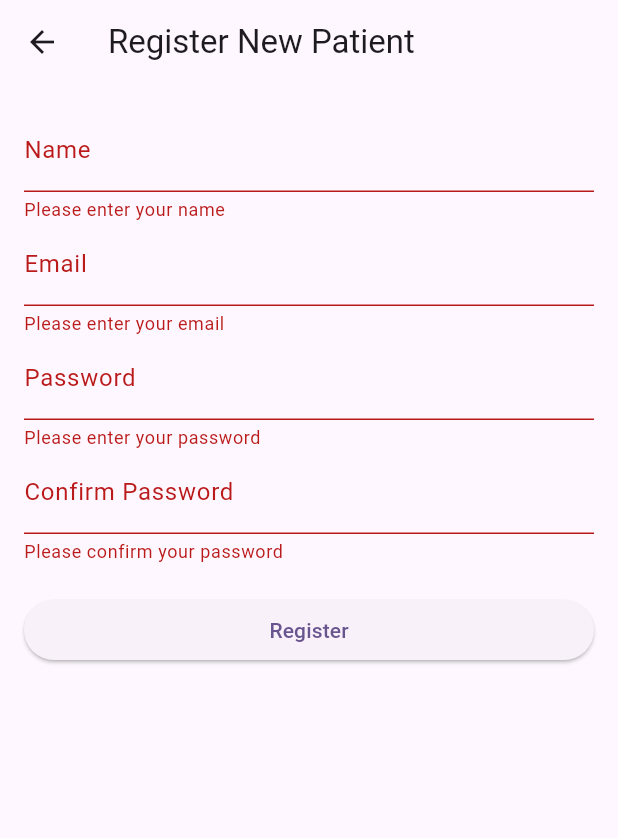
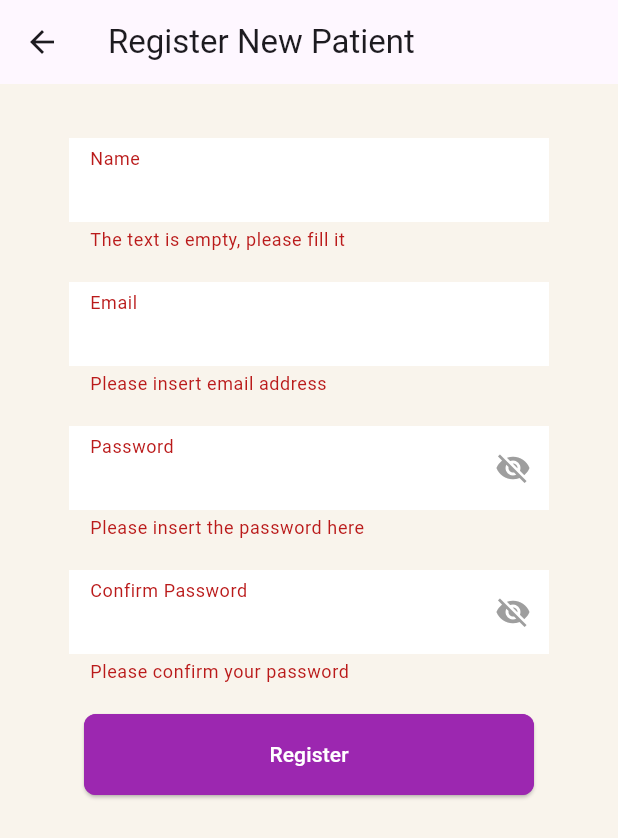
Before and after one commit to Mazri02/HospitalTracker, a Flutter app: the RegisterPage screen opened by its route, after a tap on "Register", on a phone screen of 412 x 824 dp. Shown: the top 838 px of the screen. Run offline on Flutter 3.47's test engine with Material 3 defaults, Android fonts, the phone set to English and light mode, and no system bars; our stand-ins replace carousel_slider, flutter_map, gap, geocoding, geolocator, im_stepper and 1 more; network calls fail.

Commit message:
Stage 2: Interface Complete

```diff
--- /dev/null
+++ b/mobile_frontend/lib/views/about/termsAndService.dart
@@ -0,0 +1,68 @@
+import 'package:flutter/material.dart';
+
+class TermsAndService extends StatelessWidget {
+  const TermsAndService({super.key});
+
+  @override
+  Widget build(BuildContext context) {
+    return Scaffold(
+      backgroundColor: const Color.fromARGB(255, 249, 244, 236),
+      appBar: AppBar(
+        title: const Text(
+          "Terms And Service",
+          style: TextStyle(color: Colors.white),
+        ),
+        backgroundColor: const Color.fromARGB(255, 150, 53, 220),
+        elevation: 0,
+        leading: IconButton(
+          icon: const Icon(Icons.arrow_back, color: Colors.white),
+          onPressed: () {
+            Navigator.pop(context);
+          },
+        ),
+      ),
+      body: SingleChildScrollView(
+        physics: BouncingScrollPhysics(),
+        child: Padding(
+          padding: const EdgeInsets.symmetric(vertical: 20, horizontal: 20),
+          child: Column(
+            children: [
+              RichText(
+                text: const TextSpan(
+                  style: TextStyle(fontSize: 16, color: Colors.black),
+                  children: [
+                    TextSpan(
+                      text:
+                          "Welcome to Hospital Tracker! This mobile application is designed to assist users in locating hospitals, tracking visits, and accessing health-related information. By downloading and using our app, you agree to adhere to the following terms and conditions. This document serves as a guide to ensure that both you, the user, and we, the providers, maintain a clear understanding of rights, responsibilities, and limitations while using Hospital Tracker.\n\n",
+                    ),
+                    TextSpan(
+                      text:
+                          "First and foremost, user eligibility is a key requirement. By using this application, you confirm that you are at least 18 years old and capable of entering legally binding agreements. Hospital Tracker is intended for responsible usage, and we encourage parents or guardians to supervise minors who may need to access health-related information. Furthermore, users are expected to utilize the application only for its intended purposes, such as finding hospitals, tracking medical appointments, and accessing health-related resources. \n\n",
+                    ),
+                    TextSpan(
+                      text:
+                          "The intellectual property of Hospital Tracker is one of our core values. All text, graphics, logos, designs, and functionalities within the application are the sole property of Future Technologies Corporation or our licensors. As such, copying, reproducing, or distributing the content without permission is strictly prohibited. Users are granted a non-exclusive, non-transferable license to use the app for personal purposes only. Unauthorized attempts to hack, reverse engineer, or misuse the app will result in termination of access and potential legal action. Your hard work, innovative ideas, and ability to overcome obstacles together have been invaluable. This experience has strengthened not only our project but also our bond as a team, and it has been an honor to work alongside such talented individuals.\n\n",
+                    ),
+                    TextSpan(
+                      text:
+                          "When using Hospital Tracker, you agree to comply with all applicable laws and regulations. It is strictly forbidden to use the application for fraudulent or illegal activities. While we strive to provide accurate and up-to-date information, it is important to note that the app's content should be used as a reference and not as a substitute for professional medical advice. Always consult qualified healthcare professionals for medical issues, as Hospital Tracker does not assume liability for decisions made based on its information.\n\n",
+                    ),
+                    TextSpan(
+                      text:
+                          "Lastly, we respect your privacy and are committed to protecting your data. By using the app, you consent to the collection and processing of information as outlined in our Privacy Policy. This includes tracking your app usage to improve functionality and tailor services to your needs. However, your personal data will never be sold or shared with third parties without your consent. We encourage you to review the Privacy Policy regularly to stay informed about how your data is handled.\n\n",
+                    ),
+                    TextSpan(
+                      text:
+                          "By agreeing to these terms, you join us in ensuring that Hospital Tracker remains a safe, efficient, and helpful tool for its users. Should you have questions, concerns, or feedback regarding these terms, feel free to contact us at futuretechnologies@proton.com.my. Thank you for choosing Hospital Tracker, and we wish you a seamless experience as you navigate your healthcare journey!",
+                      style: TextStyle(fontWeight: FontWeight.bold),
+                    ),
+                  ],
+                ),
+              ),
+            ],
+          ),
+        ),
+      ),
+    );
+  }
+}
--- a/mobile_frontend/lib/views/login.dart
+++ b/mobile_frontend/lib/views/login.dart
@@ -10,6 +10,7 @@ class LoginPage extends StatelessWidget {
   @override
   Widget build(BuildContext context) {
     return Scaffold(
+      backgroundColor: const Color.fromARGB(255, 249, 244, 236),
       body: Padding(
         padding: const EdgeInsets.symmetric(horizontal: 20, vertical: 20),
         child: Container(
--- a/mobile_frontend/lib/views/register.dart
+++ b/mobile_frontend/lib/views/register.dart
@@ -1,6 +1,10 @@
 import 'package:flutter/material.dart';
 import 'package:mobile_frontend/utils/navigator.dart';
 import 'package:mobile_frontend/views/login.dart';
+import 'package:mobile_frontend/widget/customButton.dart';
+
+import '../utils/validator.dart';
+import '../widget/fieldbox.dart';
 
 class RegisterPage extends StatefulWidget {
   @override
@@ -18,6 +22,7 @@ class _RegisterPageState extends State<RegisterPage> {
   @override
   Widget build(BuildContext context) {
     return Scaffold(
+      backgroundColor: const Color.fromARGB(255, 249, 244, 236),
       appBar: AppBar(
         title: Text('Register New Patient'),
       ),
@@ -27,47 +32,28 @@ class _RegisterPageState extends State<RegisterPage> {
           key: _formKey,
           child: ListView(
             children: <Widget>[
-              TextFormField(
+              FieldBox(
+                label: 'Name',
                 controller: _nameController,
-                decoration: InputDecoration(labelText: 'Name'),
-                validator: (value) {
-                  if (value == null || value.isEmpty) {
-                    return 'Please enter your name';
-                  }
-                  return null;
-                },
+                validator: Validator.validateText,
+                onChanged: (value) {},
               ),
-              TextFormField(
+              FieldBox(
+                label: 'Email',
                 controller: _emailController,
-                decoration: InputDecoration(labelText: 'Email'),
-                validator: (value) {
-                  if (value == null || value.isEmpty) {
-                    return 'Please enter your email';
-                  }
-                  if (!RegExp(r'^[^@]+@[^@]+\.[^@]+').hasMatch(value)) {
-                    return 'Please enter a valid email address';
-                  }
-                  return null;
-                },
+                validator: Validator.validateEmailAddress,
+                onChanged: (value) {},
               ),
-              TextFormField(
+              FieldBox(
+                label: 'Password',
                 controller: _passwordController,
-                decoration: InputDecoration(labelText: 'Password'),
+                validator: Validator.validatePassword,
                 obscureText: true,
-                validator: (value) {
-                  if (value == null || value.isEmpty) {
-                    return 'Please enter your password';
-                  }
-                  if (value.length < 6) {
-                    return 'Password must be at least 6 characters long';
-                  }
-                  return null;
-                },
+                onChanged: (value) {},
               ),
-              TextFormField(
+              FieldBox(
+                label: 'Confirm Password',
                 controller: _confirmPasswordController,
-                decoration: InputDecoration(labelText: 'Confirm Password'),
-                obscureText: true,
                 validator: (value) {
                   if (value == null || value.isEmpty) {
                     return 'Please confirm your password';
@@ -77,9 +63,11 @@ class _RegisterPageState extends State<RegisterPage> {
                   }
                   return null;
                 },
+                obscureText: true,
+                onChanged: (value) {},
               ),
               SizedBox(height: 20),
-              ElevatedButton(
+              SubmitButton(
                 onPressed: () {
                   if (_formKey.currentState!.validate()) {
                     // Process data
@@ -90,7 +78,8 @@ class _RegisterPageState extends State<RegisterPage> {
                     toNavigate.gotoLogin(context);
                   }
                 },
-                child: Text('Register'),
+                text: 'Register',
+                color: Colors.purple,
               ),
             ],
           ),
--- a/mobile_frontend/pubspec.yaml
+++ b/mobile_frontend/pubspec.yaml
@@ -40,7 +40,9 @@ dependencies:
   cupertino_icons: ^1.0.8
   im_stepper: ^1.0.1+1
   gap: ^3.0.1
-  location: ^7.0.1
+  carousel_slider: ^5.0.0
+  geolocator: ^13.0.2
+  geocoding: ^3.0.0
   # shared_preferences: ^2.3.3
 
 dev_dependencies:
```
Also changed, not shown: mobile_frontend/lib/controller/service.dart (added, +33 -0 lines), mobile_frontend/lib/utils/navigator.dart (+17 -0 lines), mobile_frontend/lib/utils/permission.dart (deleted, +0 -43 lines), mobile_frontend/lib/views/about/about.dart (added, +56 -0 lines), mobile_frontend/lib/views/about/acknowledgement.dart (added, +76 -0 lines), mobile_frontend/lib/views/about/credits.dart (added, +109 -0 lines), mobile_frontend/lib/views/home.dart (+49 -30 lines), mobile_frontend/lib/widget/adbox.dart (added, +63 -0 lines), mobile_frontend/assets/images/azri.jpg (added), mobile_frontend/assets/images/isk.png (added), mobile_frontend/assets/images/pian.png (added), mobile_frontend/assets/images/raziq.png (added), mobile_frontend/assets/images/sir.png (added), mobile_frontend/pubspec.lock, 3 other files.
